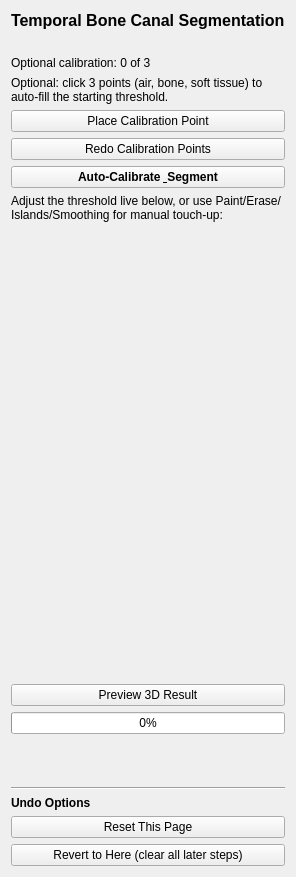
thomasjames3/SlicerScutumGraftLocator, file Resources/UI/page_scutum_review.ui: the form before one commit.
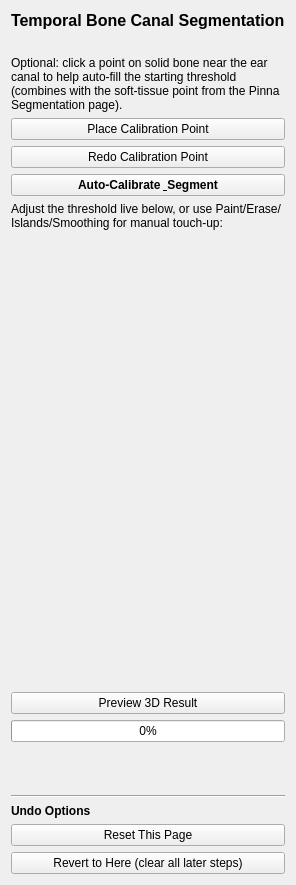
The form after the commit.

```diff
--- a/Resources/UI/page_scutum_review.ui
+++ b/Resources/UI/page_scutum_review.ui
@@ -34,17 +34,10 @@
      </property>
     </widget>
    </item>
-   <item>
-    <widget class="QLabel" name="calibrationStepProgressLabel">
-     <property name="text">
-      <string>Optional calibration: 0 of 3</string>
-     </property>
-    </widget>
-   </item>
    <item>
     <widget class="QLabel" name="calibrationInstructionLabel">
      <property name="text">
-      <string>Optional: click 3 points (air, bone, soft tissue) to auto-fill the starting threshold.</string>
+      <string>Optional: click a point on solid bone near the ear canal to help auto-fill the starting threshold (combines with the soft-tissue point from the Pinna Segmentation page).</string>
      </property>
      <property name="wordWrap">
       <bool>true</bool>
@@ -61,7 +54,7 @@
    <item>
     <widget class="QPushButton" name="redoCalibrationButton">
      <property name="text">
-      <string>Redo Calibration Points</string>
+      <string>Redo Calibration Point</string>
      </property>
     </widget>
    </item>
```
